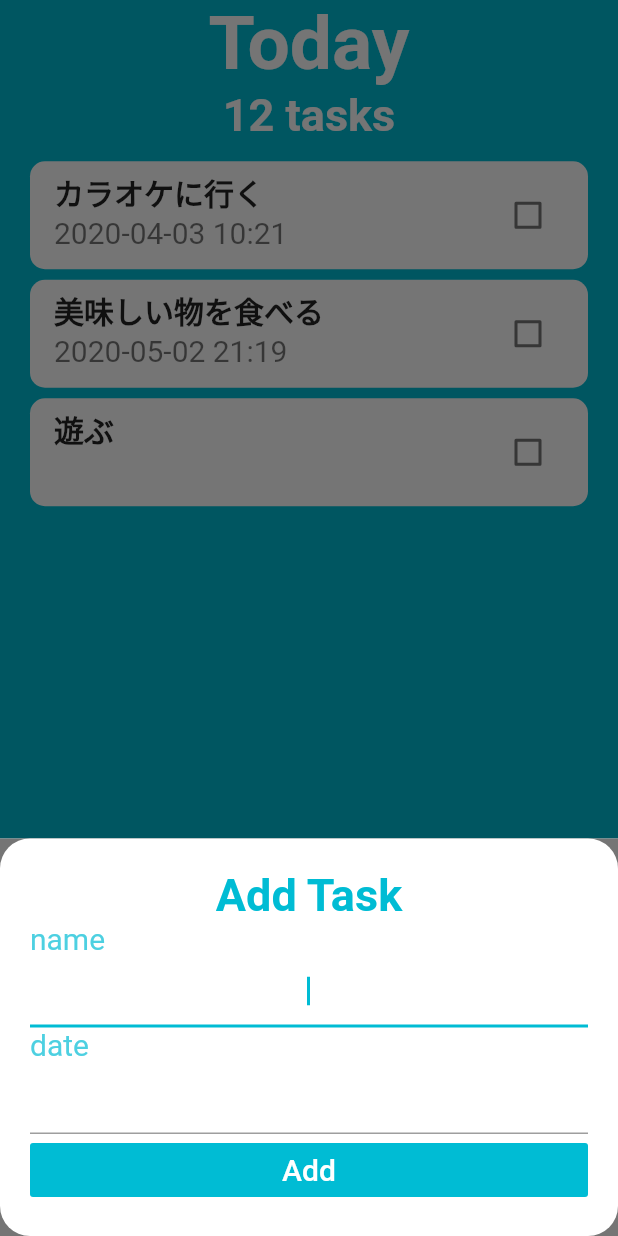
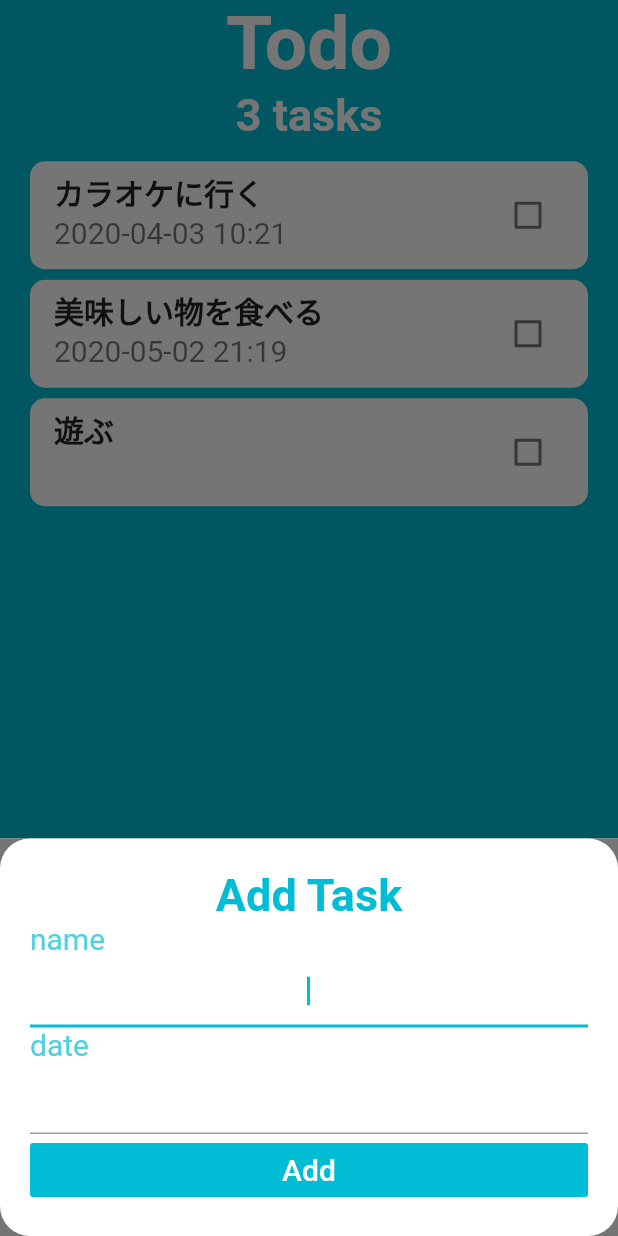
Before and after one commit to otouto3/flutter-todo-app, a Flutter app: the screen it shows after launch, item 2 of the bottom bar chosen, after a tap on the "add" icon, on a phone screen of 412 x 824 dp. Run offline on Flutter 3.47's test engine with Material 2 defaults, Android fonts, the phone set to English and light mode, and no system bars; drawn by our look-alikes of datetime_picker_formfield; our stand-ins replace table_calendar.

```diff
--- a/lib/screens/add_task_screen.dart
+++ b/lib/screens/add_task_screen.dart
@@ -1,9 +1,17 @@
 import 'package:flutter/material.dart';
 import 'package:todoapp/widget/date_time_field.dart';
+import 'package:intl/intl.dart';
 
 class AddTaskScreen extends StatelessWidget {
+  final Function addTaskCallback;
+  final format = DateFormat("yyyy-MM-dd HH:mm");
+
+  AddTaskScreen(this.addTaskCallback);
+
   @override
   Widget build(BuildContext context) {
+    String newTaskTitle;
+    String newTaskDate;
     return Container(
       color: Color(0xff757575),
       child: Container(
@@ -34,6 +42,9 @@ class AddTaskScreen extends StatelessWidget {
             TextField(
               autofocus: true,
               textAlign: TextAlign.center,
+              onChanged: (newText) {
+                newTaskTitle = newText;
+              },
             ),
             Text(
               'date',
@@ -42,7 +53,11 @@ class AddTaskScreen extends StatelessWidget {
                 color: Colors.cyan[300],
               ),
             ),
-            BasicDateTimeField(),
+            BasicDateTimeField(
+              onChanged: (newDate) {
+                newTaskDate = format.format(newDate);
+              },
+            ),
             FlatButton(
               child: Text(
                 'Add',
@@ -53,7 +68,7 @@ class AddTaskScreen extends StatelessWidget {
               ),
               color: Colors.cyan,
               onPressed: () {
-                //Add our task to the list.
+                addTaskCallback(newTaskTitle, newTaskDate);
               },
             ),
           ],
--- a/lib/screens/tasks_screen.dart
+++ b/lib/screens/tasks_screen.dart
@@ -1,8 +1,20 @@
 import 'package:flutter/material.dart';
 import 'package:todoapp/widget/tasks_list.dart';
 import 'package:todoapp/screens/add_task_screen.dart';
+import 'package:todoapp/models/task.dart';
 
-class TasksScreen extends StatelessWidget {
+class TasksScreen extends StatefulWidget {
+  @override
+  _TasksScreenState createState() => _TasksScreenState();
+}
+
+class _TasksScreenState extends State<TasksScreen> {
+  List<Task> tasks = [
+    Task(name: 'カラオケに行く', date: '2020-04-03 10:21'),
+    Task(name: '美味しい物を食べる', date: '2020-05-02 21:19'),
+    Task(name: '遊ぶ'),
+  ];
+
   Widget builderBottomSheet(BuildContext context) {
     return Container();
   }
@@ -21,7 +33,14 @@ class TasksScreen extends StatelessWidget {
               child: Container(
                 padding: EdgeInsets.only(
                     bottom: MediaQuery.of(context).viewInsets.bottom),
-                child: AddTaskScreen(),
+                child: AddTaskScreen((newTaskTitle, newTaskDate) {
+                  setState(() {
+                    tasks.add(
+                      Task(name: newTaskTitle, date: newTaskDate),
+                    );
+                  });
+                  Navigator.pop(context);
+                }),
               ),
             ),
           );
@@ -37,7 +56,7 @@ class TasksScreen extends StatelessWidget {
         child: Column(
           children: <Widget>[
             Text(
-              'Today',
+              'Todo',
               style: TextStyle(
                 color: Colors.white,
                 fontSize: 50.0,
@@ -45,7 +64,7 @@ class TasksScreen extends StatelessWidget {
               ),
             ),
             Text(
-              '12 tasks',
+              '${tasks.length} tasks',
               style: TextStyle(
                 color: Colors.white,
                 fontSize: 30.0,
@@ -62,7 +81,9 @@ class TasksScreen extends StatelessWidget {
                   borderRadius: BorderRadius.circular(10.0),
                 ),
                 //child:
-                child: TasksList(),
+                child: TasksList(
+                  tasks: tasks,
+                ),
               ),
             ),
           ],
--- a/lib/widget/date_time_field.dart
+++ b/lib/widget/date_time_field.dart
@@ -4,13 +4,17 @@ import 'package:datetime_picker_formfield/datetime_picker_formfield.dart';
 
 class BasicDateTimeField extends StatelessWidget {
   final format = DateFormat("yyyy-MM-dd HH:mm");
+  final Function onChanged;
+
+  BasicDateTimeField({this.onChanged});
+
   @override
   Widget build(BuildContext context) {
     return Column(
       children: <Widget>[
-        //Text('Basic date & time field (${format.pattern})'),
         DateTimeField(
           format: format,
+          onChanged: onChanged,
           onShowPicker: (context, currentValue) async {
             final date = await showDatePicker(
                 context: context,
--- a/lib/widget/tasks_list.dart
+++ b/lib/widget/tasks_list.dart
@@ -3,32 +3,30 @@ import 'package:todoapp/widget/task_tile.dart';
 import 'package:todoapp/models/task.dart';
 
 class TasksList extends StatefulWidget {
+  final List<Task> tasks;
+
+  TasksList({this.tasks});
+
   @override
   _TasksListState createState() => _TasksListState();
 }
 
 class _TasksListState extends State<TasksList> {
-  List<Task> tasks = [
-    Task(name: 'カラオケに行く', date: '2020-04-03 10:21'),
-    Task(name: '美味しい物を食べる', date: '2020-05-02 21:19'),
-    Task(name: '遊ぶ'),
-  ];
-
   @override
   Widget build(BuildContext context) {
     return ListView.builder(
       itemBuilder: (context, index) {
         return TaskTile(
-            taskTitle: tasks[index].name,
-            taskDate: tasks[index].date,
-            isChecked: tasks[index].isDone,
+            taskTitle: widget.tasks[index].name,
+            taskDate: widget.tasks[index].date,
+            isChecked: widget.tasks[index].isDone,
             checkboxCallback: (checkBoxState) {
               setState(() {
-                tasks[index].toggleDone();
+                widget.tasks[index].toggleDone();
               });
             });
       },
-      itemCount: tasks.length,
+      itemCount: widget.tasks.length,
     );
   }
 }
```
